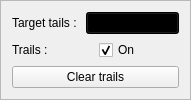
This is RadarCoastal/frametrail.ui in MiftahSalam/RadarCoastal as Qt 5 draws it before an edit. The edited form follows.
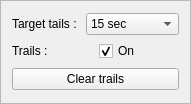
This is the edited form.

```diff
--- a/RadarCoastal/frametrail.ui
+++ b/RadarCoastal/frametrail.ui
@@ -6,8 +6,8 @@
    <rect>
     <x>0</x>
     <y>0</y>
-    <width>174</width>
-    <height>98</height>
+    <width>184</width>
+    <height>104</height>
    </rect>
   </property>
   <property name="windowTitle">
@@ -34,7 +34,7 @@
        <item>
         <widget class="QComboBox" name="comboBoxTargetTail">
          <property name="styleSheet">
-          <string notr="true">background-color: black;</string>
+          <string notr="true"/>
          </property>
          <item>
           <property name="text">
```
